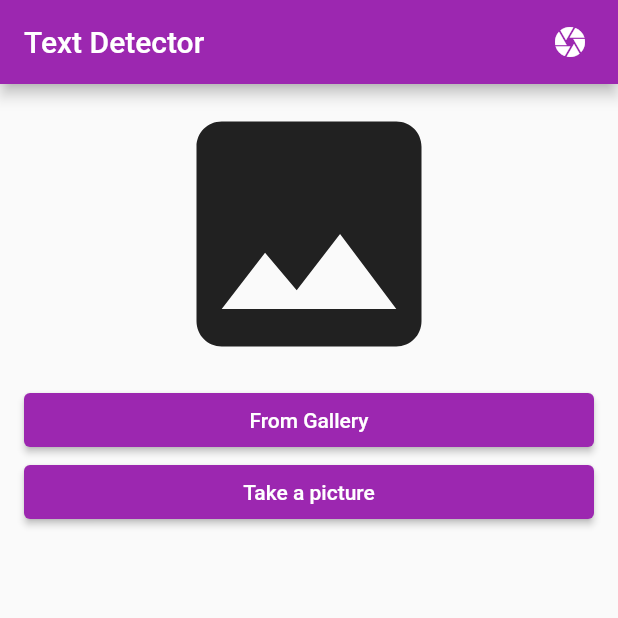
After one commit to MoizChauhan/textrecognize, a Flutter app: the screen it shows after launch, after a tap on the "photo library" icon, after a tap on "From Gallery", on a phone screen of 412 x 824 dp, the top half of it. The commit adds this screen. Run offline on Flutter 3.47's test engine with Material 2 defaults, Android fonts, the phone set to English and light mode, and no system bars; our stand-ins replace camera, image_cropper, image_picker; missing offline and left inert: adaptive_action_sheet, clipboard, google_ml_kit.

Commit message:
google_ml_kit updated

```diff
--- a/lib/api/firebase_ml_api.dart
+++ b/lib/api/firebase_ml_api.dart
@@ -1,5 +1,3 @@
-import 'dart:io';
-
 import 'package:google_ml_kit/google_ml_kit.dart';
 
 class FirebaseMLApi {
--- /dev/null
+++ b/lib/google_ml/camera_view.dart
@@ -0,0 +1,244 @@
+import 'dart:io';
+
+import 'package:camera/camera.dart';
+import 'package:firebase_ml_text_recognition/main.dart';
+import 'package:flutter/foundation.dart';
+import 'package:flutter/material.dart';
+import 'package:google_ml_kit/google_ml_kit.dart';
+import 'package:image_picker/image_picker.dart';
+
+enum ScreenMode { liveFeed, gallery }
+
+class CameraView extends StatefulWidget {
+  CameraView({Key? key, required this.title, required this.customPaint, required this.onImage, this.initialDirection = CameraLensDirection.back})
+      : super(key: key);
+
+  final String title;
+  final CustomPaint? customPaint;
+  final Function(InputImage inputImage) onImage;
+  final CameraLensDirection initialDirection;
+
+  @override
+  _CameraViewState createState() => _CameraViewState();
+}
+
+class _CameraViewState extends State<CameraView> {
+  ScreenMode _mode = ScreenMode.liveFeed;
+  CameraController? _controller;
+  File? _image;
+  ImagePicker? _imagePicker;
+  int _cameraIndex = 0;
+
+  @override
+  void initState() {
+    super.initState();
+
+    _imagePicker = ImagePicker();
+    for (var i = 0; i < cameras.length; i++) {
+      if (cameras[i].lensDirection == widget.initialDirection) {
+        _cameraIndex = i;
+      }
+    }
+    _startLiveFeed();
+  }
+
+  @override
+  void dispose() {
+    _stopLiveFeed();
+    super.dispose();
+  }
+
+  @override
+  Widget build(BuildContext context) {
+    return Scaffold(
+      appBar: AppBar(
+        title: Text(widget.title),
+        actions: [
+          Padding(
+            padding: EdgeInsets.only(right: 20.0),
+            child: GestureDetector(
+              onTap: _switchScreenMode,
+              child: Icon(
+                _mode == ScreenMode.liveFeed ? Icons.photo_library_outlined : (Platform.isIOS ? Icons.camera_alt_outlined : Icons.camera),
+              ),
+            ),
+          ),
+        ],
+      ),
+      body: _body(),
+      floatingActionButton: _floatingActionButton(),
+      floatingActionButtonLocation: FloatingActionButtonLocation.centerFloat,
+    );
+  }
+
+  Widget? _floatingActionButton() {
+    if (_mode == ScreenMode.gallery) return null;
+    if (cameras.length == 1) return null;
+    return Container(
+        height: 70.0,
+        width: 70.0,
+        child: FloatingActionButton(
+          child: Icon(
+            Platform.isIOS ? Icons.flip_camera_ios_outlined : Icons.flip_camera_android_outlined,
+            size: 40,
+          ),
+          onPressed: _switchLiveCamera,
+        ));
+  }
+
+  Widget _body() {
+    Widget body;
+    if (_mode == ScreenMode.liveFeed)
+      body = _liveFeedBody();
+    else
+      body = _galleryBody();
+    return body;
+  }
+
+  Widget _liveFeedBody() {
+    if (_controller?.value.isInitialized == false) {
+      return Container();
+    }
+    return Container(
+      color: Colors.black,
+      child: Stack(
+        fit: StackFit.expand,
+        children: <Widget>[
+          CameraPreview(_controller!),
+          if (widget.customPaint != null) widget.customPaint!,
+        ],
+      ),
+    );
+  }
+
+  Widget _galleryBody() {
+    return ListView(shrinkWrap: true, children: [
+      _image != null
+          ? Container(
+              height: 400,
+              width: 400,
+              child: Stack(
+                fit: StackFit.expand,
+                children: <Widget>[
+                  Image.file(_image!),
+                  if (widget.customPaint != null) widget.customPaint!,
+                ],
+              ),
+            )
+          : Icon(
+              Icons.image,
+              size: 200,
+            ),
+      Padding(
+        padding: EdgeInsets.symmetric(horizontal: 16),
+        child: ElevatedButton(
+          child: Text('From Gallery'),
+          onPressed: () => _getImage(ImageSource.gallery),
+        ),
+      ),
+      Padding(
+        padding: EdgeInsets.symmetric(horizontal: 16),
+        child: ElevatedButton(
+          child: Text('Take a picture'),
+          onPressed: () => _getImage(ImageSource.camera),
+        ),
+      ),
+    ]);
+  }
+
+  Future _getImage(ImageSource source) async {
+    final pickedFile = await _imagePicker?.pickImage(source: source);
+    if (pickedFile != null) {
+      _processPickedFile(pickedFile);
+    } else {
+      print('No image selected.');
+    }
+    setState(() {});
+  }
+
+  void _switchScreenMode() async {
+    if (_mode == ScreenMode.liveFeed) {
+      _mode = ScreenMode.gallery;
+      await _stopLiveFeed();
+    } else {
+      _mode = ScreenMode.liveFeed;
+      await _startLiveFeed();
+    }
+    setState(() {});
+  }
+
+  Future _startLiveFeed() async {
+    final camera = cameras[_cameraIndex];
+    _controller = CameraController(
+      camera,
+      ResolutionPreset.ultraHigh,
+      enableAudio: false,
+    );
+    _controller?.initialize().then((_) {
+      if (!mounted) {
+        return;
+      }
+      _controller?.startImageStream(_processCameraImage);
+      setState(() {});
+    });
+  }
+
+  Future _stopLiveFeed() async {
+    await _controller?.stopImageStream();
+    await _controller?.dispose();
+    _controller = null;
+  }
+
+  Future _switchLiveCamera() async {
+    if (_cameraIndex == 0)
+      _cameraIndex = 1;
+    else
+      _cameraIndex = 0;
+    await _stopLiveFeed();
+    await _startLiveFeed();
+  }
+
+  Future _processPickedFile(XFile pickedFile) async {
+    setState(() {
+      _image = File(pickedFile.path);
+    });
+    final inputImage = InputImage.fromFilePath(pickedFile.path);
+    widget.onImage(inputImage);
+  }
+
+  Future _processCameraImage(CameraImage image) async {
+    final WriteBuffer allBytes = WriteBuffer();
+    for (Plane plane in image.planes) {
+      allBytes.putUint8List(plane.bytes);
+    }
+    final bytes = allBytes.done().buffer.asUint8List();
+
+    final Size imageSize = Size(image.width.toDouble(), image.height.toDouble());
+
+    final camera = cameras[_cameraIndex];
+    final imageRotation = InputImageRotationMethods.fromRawValue(camera.sensorOrientation) ?? InputImageRotation.Rotation_0deg;
+
+    final inputImageFormat = InputImageFormatMethods.fromRawValue(image.format.raw) ?? InputImageFormat.NV21;
+
+    final planeData = image.planes.map(
+      (Plane plane) {
+        return InputImagePlaneMetadata(
+          bytesPerRow: plane.bytesPerRow,
+          height: plane.height,
+          width: plane.width,
+        );
+      },
+    ).toList();
+
+    final inputImageData = InputImageData(
+      size: imageSize,
+      imageRotation: imageRotation,
+      inputImageFormat: inputImageFormat,
+      planeData: planeData,
+    );
+
+    final inputImage = InputImage.fromBytes(bytes: bytes, inputImageData: inputImageData);
+
+    widget.onImage(inputImage);
+  }
+}
--- a/lib/main.dart
+++ b/lib/main.dart
@@ -1,8 +1,16 @@
-import 'package:firebase_ml_text_recognition/lotterySelection.dart';
+import 'package:camera/camera.dart';
+import 'package:firebase_ml_text_recognition/text_detector.dart';
 import 'package:firebase_ml_text_recognition/widget/text_recognition_widget.dart';
 import 'package:flutter/material.dart';
 
-void main() => runApp(MyApp());
+List<CameraDescription> cameras = [];
+
+Future<void> main() async {
+  WidgetsFlutterBinding.ensureInitialized();
+
+  cameras = await availableCameras();
+  runApp(MyApp());
+}
 
 class MyApp extends StatelessWidget {
   final String title = 'Text Recognition';
@@ -12,7 +20,7 @@ class MyApp extends StatelessWidget {
         debugShowCheckedModeBanner: false,
         title: title,
         theme: ThemeData(primarySwatch: Colors.purple),
-        home: LotterySelection(),
+        home: TextDetectorView(),
       );
 }
 
@@ -21,8 +29,8 @@ class LotteryScan extends StatefulWidget {
   final int regexNumber;
 
   const LotteryScan({
-    @required this.title,
-    @required this.regexNumber,
+    required this.title,
+    required this.regexNumber,
   });
 
   @override
--- /dev/null
+++ b/lib/text_detector.dart
@@ -0,0 +1,128 @@
+import 'package:firebase_ml_text_recognition/google_ml/camera_view.dart';
+import 'package:firebase_ml_text_recognition/google_ml/text_detector_painter.dart';
+import 'package:flutter/material.dart';
+import 'package:google_ml_kit/google_ml_kit.dart';
+
+class TextDetectorView extends StatefulWidget {
+  @override
+  _TextDetectorViewState createState() => _TextDetectorViewState();
+}
+
+class _TextDetectorViewState extends State<TextDetectorView> {
+  // TextDetector textDetector = GoogleMlKit.vision.textDetector();
+  TextDetector textDetector = GoogleMlKit.vision.textDetector();
+
+  bool isBusy = false;
+  CustomPaint? customPaint;
+
+  @override
+  void dispose() async {
+    super.dispose();
+    await textDetector.close();
+  }
+
+  @override
+  Widget build(BuildContext context) {
+    return CameraView(
+      title: 'Text Detector',
+      customPaint: customPaint,
+      onImage: (inputImage) {
+        processImage(inputImage);
+      },
+    );
+  }
+
+  Future<void> processImage(InputImage inputImage) async {
+    if (isBusy) return;
+    isBusy = true;
+    final recognisedText = await textDetector.processImage(
+      inputImage,
+    );
+    textDetector.close();
+    print('Found textBlocks');
+    recognisedText.blocks.forEach((element) {
+      print("${element.text}");
+    });
+    // RecognisedText text = await extractText(recognisedText, 6);
+    if (inputImage.inputImageData?.size != null && inputImage.inputImageData?.imageRotation != null) {
+      final painter = TextDetectorPainter(recognisedText, inputImage.inputImageData!.size, inputImage.inputImageData!.imageRotation);
+      customPaint = CustomPaint(painter: painter);
+    } else {
+      customPaint = null;
+    }
+    isBusy = false;
+    if (mounted) {
+      setState(() {});
+    }
+  }
+
+  List<String> extractText(visionText, regexNumber) {
+    List<String> text = [];
+
+    late RegExp ticketRegex; // = RegExp(r"\d[:][\s]\d\d[\s]\d\d[\s]\d\d[\s]\d\d[\s]\d\d[\s]\d\d");
+    switch (regexNumber) {
+      case 0:
+        print("Lotto");
+        ticketRegex = RegExp(r"\d[:][\s]\d\d[\s]\d\d[\s]\d\d[\s]\d\d[\s]\d\d[\s]\d\d");
+
+        break;
+      case 1:
+        print("SZYBKIE 600");
+        ticketRegex = RegExp(r"\d[:][\s]\d\d[\s]\d\d[\s]\d\d[\s]\d\d[\s]\d\d[\s]\d\d");
+
+        break;
+      case 2:
+        print("Multi Multi");
+        ticketRegex = RegExp(r"\d[:][\s]\d\d[\s]\d\d[\s]\d\d[\s]\d\d[\s]\d\d[\s]\d\d[\s]\d\d[\s]\d\d[\s]\d\d[\s]\d\d");
+
+        break;
+      case 3:
+        print("Mini Lotto");
+        ticketRegex = RegExp(r"\d[:][\s]\d\d[\s]\d\d[\s]\d\d[\s]\d\d[\s]\d\d");
+
+        break;
+      case 4:
+        print("KENO");
+        ticketRegex = RegExp(r"\d[:][\s]\d\d[\s]\d\d[\s]\d\d[\s]\d\d[\s]\d\d[\s]\d\d[\s]\d\d[\s]\d\d[\s]\d\d[\s]\d\d");
+        break;
+      case 5:
+        print("Euro Jackpot");
+        ticketRegex = RegExp(r"\d[:][\s]\d\d[\s]\d\d[\s]\d\d[\s]\d\d[\s]\d\d");
+        break;
+      case 6:
+        print("EKStra Pensja");
+        ticketRegex = RegExp(r"\d[:][\s]\d\d[\s]\d\d[\s]\d\d[\s]\d\d[\s]\d\d");
+        break;
+      default:
+    }
+    RegExp dateRegex = RegExp(r"\b\d\d[.]\d\d[.]\d\d");
+    RegExp singleDigit = RegExp(r"\b\d\b$");
+    int i = 0;
+    for (TextBlock block in visionText.blocks) {
+      for (TextLine line in block.lines) {
+        // for (TextElement word in line.elements) {
+        //   text = text + word.text + ' ';
+        // }
+        print("line $i : ${line.text} ");
+        if (ticketRegex.hasMatch(line.text)) {
+          text.add(line.text);
+        }
+        if (regexNumber == 5 || regexNumber == 6) {
+          if (singleDigit.hasMatch(line.text)) {
+            text.add(line.text);
+          }
+        }
+        if (dateRegex.hasMatch(line.text)) {
+          text.add(dateRegex.stringMatch(line.text)!);
+        }
+      }
+      // print("block $i : ${block.text} ");
+      // if(block.text.contains("1:") && block.text.contains("2:")){
+      //   text = text + block.text + '\n';
+      // }
+      i++;
+    }
+
+    return text;
+  }
+}
--- a/pubspec.yaml
+++ b/pubspec.yaml
@@ -6,6 +6,7 @@ environment:
 
 dependencies:
   adaptive_action_sheet: ^2.0.0
+  camera: ^0.9.4+1
   clipboard: ^0.1.3
   cupertino_icons: ^1.0.3
   flutter:
```
Also changed, not shown: lib/google_ml/coordinates_translator.dart (added, +25 -0 lines), lib/google_ml/text_detector_painter.dart (added, +57 -0 lines), lib/widget/controls_widget.dart (+4 -4 lines), lib/widget/text_recognition_widget.dart (+50 -44 lines), pubspec.lock.
